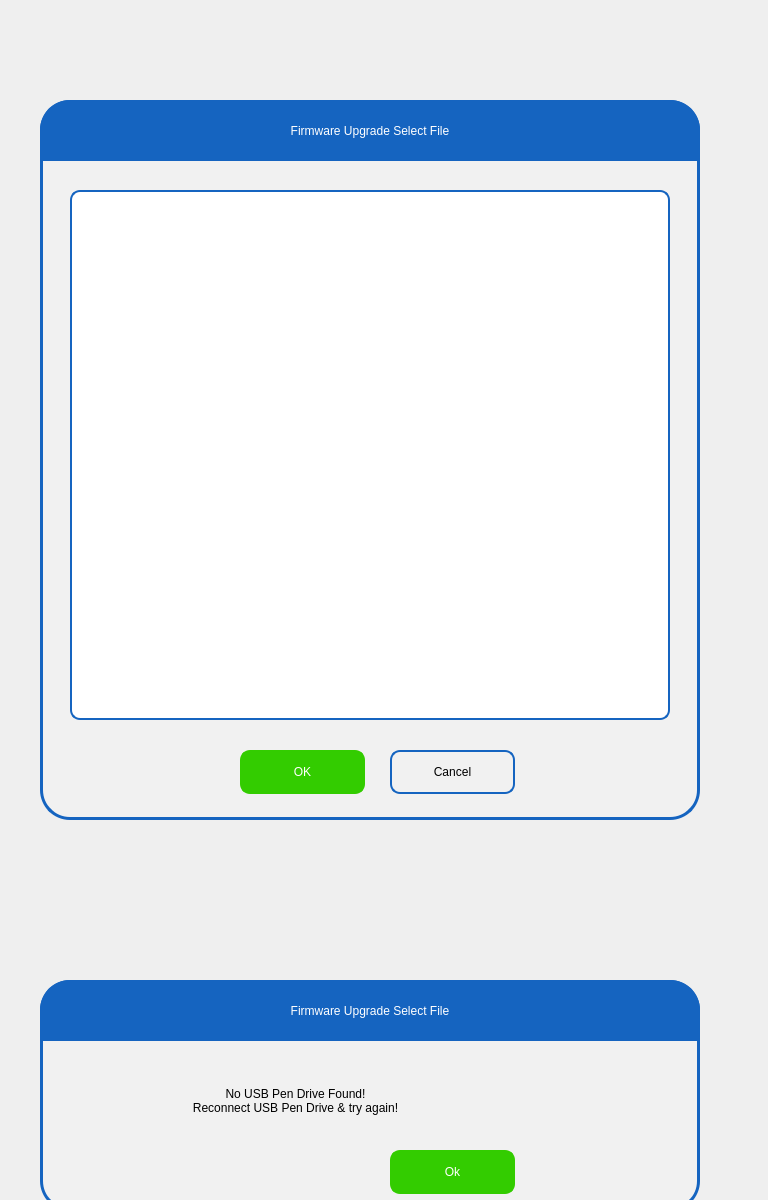
This is pApp-22-June-2021/sfileselect.ui in ChandraMVE/PSSC_QT_Development as Qt 5 draws it before an edit. The edited form follows.
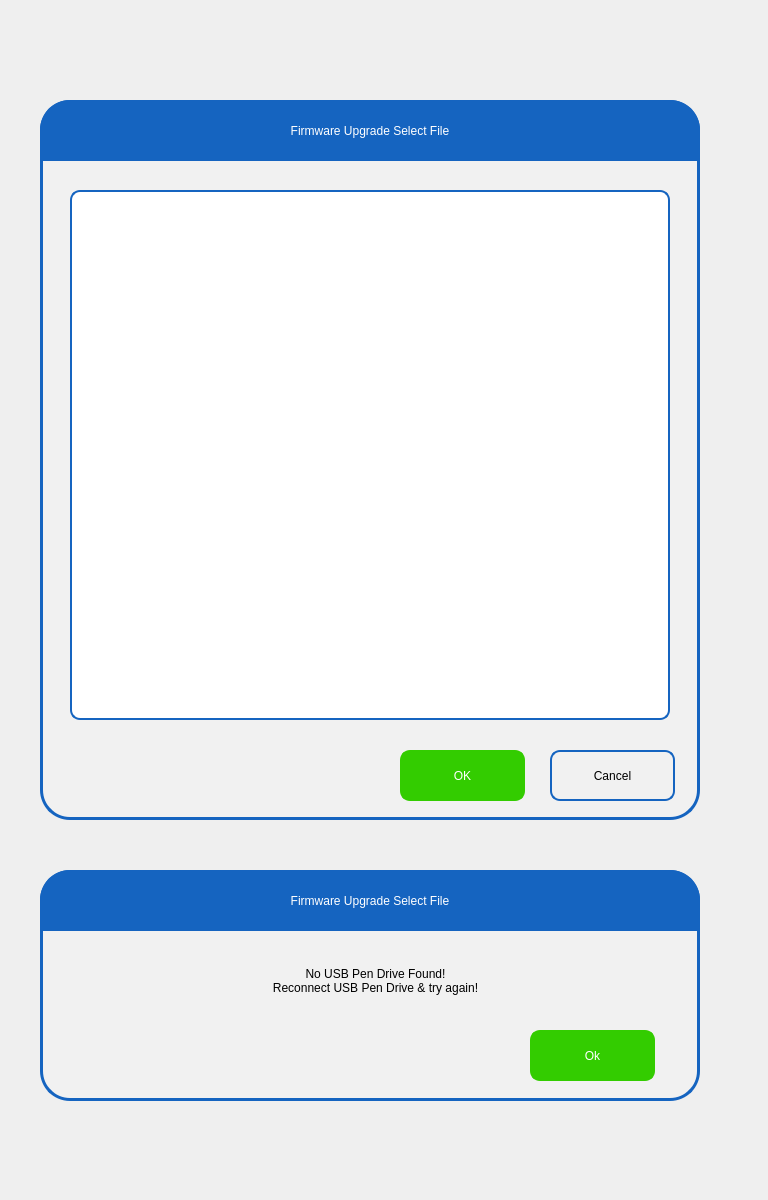
This is the edited form. Icons and pictures are not drawn.

What changed in the file:
```diff
--- a/pApp-22-June-2021/sfileselect.ui
+++ b/pApp-22-June-2021/sfileselect.ui
@@ -72,10 +72,10 @@
    <widget class="QPushButton" name="pbSelected">
     <property name="geometry">
      <rect>
-      <x>200</x>
+      <x>360</x>
       <y>650</y>
       <width>125</width>
-      <height>44</height>
+      <height>51</height>
      </rect>
     </property>
     <property name="focusPolicy">
@@ -136,10 +136,10 @@
    <widget class="QPushButton" name="pbCancel">
     <property name="geometry">
      <rect>
-      <x>350</x>
+      <x>510</x>
       <y>650</y>
       <width>125</width>
-      <height>44</height>
+      <height>51</height>
      </rect>
     </property>
     <property name="focusPolicy">
@@ -296,7 +296,7 @@
    <property name="geometry">
     <rect>
      <x>40</x>
-     <y>980</y>
+     <y>870</y>
      <width>660</width>
      <height>231</height>
     </rect>
@@ -322,8 +322,8 @@
    <widget class="QLabel" name="lblMessage">
     <property name="geometry">
      <rect>
-      <x>30</x>
-      <y>80</y>
+      <x>110</x>
+      <y>70</y>
       <width>451</width>
       <height>81</height>
      </rect>
@@ -374,10 +374,10 @@
    <widget class="QPushButton" name="pbOK">
     <property name="geometry">
      <rect>
-      <x>350</x>
-      <y>170</y>
+      <x>490</x>
+      <y>160</y>
       <width>125</width>
-      <height>44</height>
+      <height>51</height>
      </rect>
     </property>
     <property name="focusPolicy">
```
